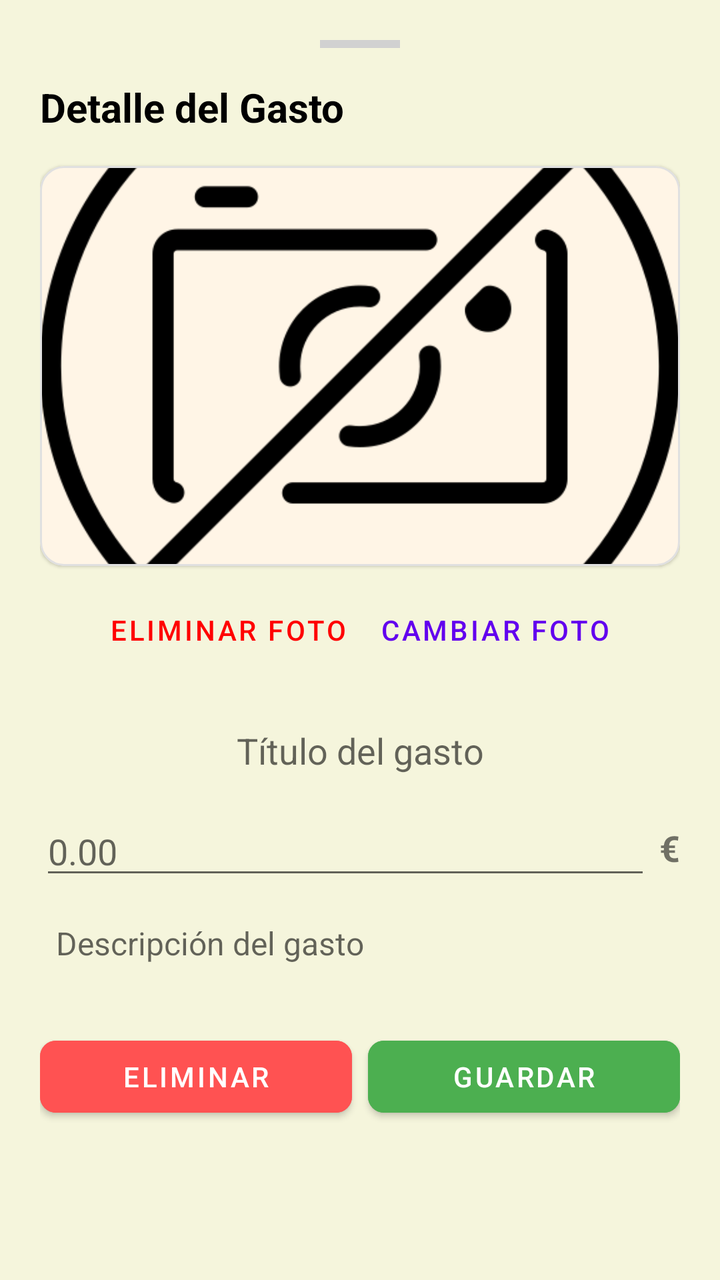
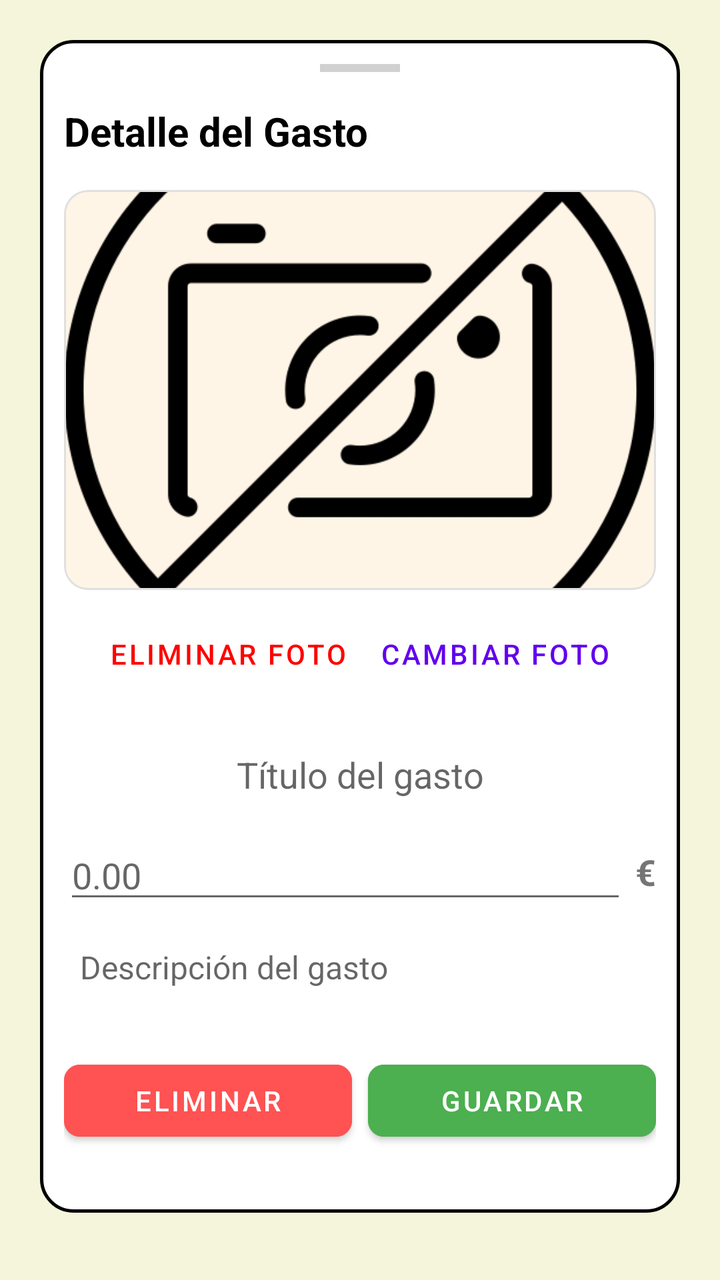

The first picture is an Android layout as it rendered before a commit; the second is the same layout after the commit. The layout source and the unified diff follow.
<!-- AndroidManifest.xml: application theme Theme.MiCerdito -->
<!-- res/layout/item_gasto_detallado_calendario.xml -->
<?xml version="1.0" encoding="utf-8"?>
<androidx.core.widget.NestedScrollView xmlns:android="http://schemas.android.com/apk/res/android"
    xmlns:app="http://schemas.android.com/apk/res-auto"
    android:layout_width="match_parent"
    android:layout_height="wrap_content"
    android:padding="20dp">

    <LinearLayout
        android:layout_width="match_parent"
        android:layout_height="wrap_content"
        android:orientation="vertical">

        <View
            android:layout_width="40dp"
            android:layout_height="4dp"
            android:layout_gravity="center"
            android:layout_marginBottom="16dp"
            android:background="#D1D1D1" />

        <TextView
            android:layout_width="wrap_content"
            android:layout_height="wrap_content"
            android:layout_marginBottom="16dp"
            android:text="Detalle del Gasto"
            android:textColor="@android:color/black"
            android:textSize="20sp"
            android:textStyle="bold" />

        <com.google.android.material.card.MaterialCardView
            android:layout_width="match_parent"
            android:layout_height="200dp"
            android:layout_marginBottom="8dp"
            app:cardCornerRadius="12dp"
            app:strokeColor="#E0E0E0"
            app:strokeWidth="1dp">

            <ImageView
                android:id="@+id/ivFotoTicket"
                android:layout_width="match_parent"
                android:layout_height="match_parent"
                android:scaleType="centerCrop"
                android:src="@drawable/ic_sin_foto" />
        </com.google.android.material.card.MaterialCardView>

        <LinearLayout
            android:layout_width="wrap_content"
            android:layout_height="wrap_content"
            android:layout_gravity="center"
            android:layout_marginBottom="16dp"
            android:orientation="horizontal">

            <Button
                android:id="@+id/btnEliminarFoto"
                style="@style/Widget.MaterialComponents.Button.TextButton"
                android:layout_width="wrap_content"
                android:layout_height="wrap_content"
                android:text="Eliminar Foto"
                android:textColor="#FF0000" />

            <Button
                android:id="@+id/btnCambiarFoto"
                style="@style/Widget.MaterialComponents.Button.TextButton"
                android:layout_width="wrap_content"
                android:layout_height="wrap_content"
                android:text="Cambiar Foto"
                android:textColor="@color/design_default_color_primary" />

        </LinearLayout>

        <EditText
            android:id="@+id/etTituloDetalle"
            android:layout_width="match_parent"
            android:layout_height="wrap_content"
            android:background="@null"
            android:gravity="center"
            android:hint="Título del gasto"
            android:inputType="textCapSentences"
            android:padding="8dp"
            android:textSize="18sp" />

        <LinearLayout
            android:layout_width="match_parent"
            android:layout_height="wrap_content"
            android:layout_marginTop="8dp"
            android:gravity="center_vertical"
            android:orientation="horizontal">

            <EditText
                android:id="@+id/etImporteDetalle"
                android:layout_width="0dp"
                android:layout_height="wrap_content"
                android:layout_weight="1"
                android:hint="0.00"
                android:inputType="numberDecimal" />

            <TextView
                android:layout_width="wrap_content"
                android:layout_height="wrap_content"
                android:text=" €"
                android:textSize="18sp"
                android:textStyle="bold" />
        </LinearLayout>

        <EditText
            android:id="@+id/etDescripcionDetalle"
            android:layout_width="match_parent"
            android:layout_height="wrap_content"
            android:layout_marginTop="8dp"
            android:background="@null"
            android:hint="Descripción del gasto"
            android:inputType="textMultiLine"
            android:padding="8dp"
            android:textColor="#757575"
            android:textSize="16sp" />

        <LinearLayout
            android:layout_width="match_parent"
            android:layout_height="wrap_content"
            android:layout_marginTop="24dp"
            android:orientation="horizontal"
            android:weightSum="2">

            <Button
                android:id="@+id/btnEliminarGasto"
                android:layout_width="0dp"
                android:layout_height="wrap_content"
                android:layout_marginEnd="8dp"
                android:layout_weight="1"
                android:backgroundTint="#FF5252"
                android:text="Eliminar"
                app:cornerRadius="8dp" />

            <Button
                android:id="@+id/btnGuardarCambios"
                android:layout_width="0dp"
                android:layout_height="wrap_content"
                android:layout_weight="1"
                android:backgroundTint="#4CAF50"
                android:text="Guardar"
                app:cornerRadius="8dp" />
        </LinearLayout>

        <View
            android:layout_width="match_parent"
            android:layout_height="20dp" />
    </LinearLayout>
</androidx.core.widget.NestedScrollView>
<!-- resources referenced by this layout -->
<resources>
  <!-- drawable ic_sin_foto: png bitmap (drawable, 19051 bytes) -->
  <style name="Theme.MiCerdito" parent="Theme.MaterialComponents.DayNight.NoActionBar">
          <item name="colorPrimary">@color/rosa_cerdito</item>
          <item name="colorSecondary">@color/verde_exito</item>
  
          <item name="android:windowBackground">@color/beige_claro</item>
          <item name="colorSurface">@color/background_beige</item>
  
          <item name="android:textColorPrimary">@color/texto_negro</item>
          <item name="colorOnSurface">@color/texto_negro</item>
      </style>
  <color name="rosa_cerdito">#FFC0CB</color>
  <color name="verde_exito">#161D16</color>
  <color name="beige_claro">#F5F5DC</color>
  <color name="background_beige">#FFF5E6</color>
  <color name="texto_negro">#000000</color>
</resources>

<!-- the commit's change to res/layout/item_gasto_detallado_calendario.xml (unified diff, before → after) -->
@@ -8,6 +8,7 @@
     <LinearLayout
         android:layout_width="match_parent"
         android:layout_height="wrap_content"
+        android:background="@drawable/card_background"
         android:orientation="vertical">
 
         <View
<!-- resource entries referenced after the edit -->
@@ -1,5 +1,22 @@
 <!-- resources referenced by this layout -->
 <resources>
+  <!-- drawable card_background (drawable) -->
+  <shape xmlns:android="http://schemas.android.com/apk/res/android">
+  
+      <solid android:color="@color/texto_blanco"/>
+  
+      <stroke
+          android:width="1.5dp"
+          android:color="@color/texto_negro"/>
+  
+      <corners android:radius="16dp"/>
+  
+      <padding
+          android:left="12dp"
+          android:top="12dp"
+          android:right="12dp"
+          android:bottom="12dp"/>
+  </shape>
   <!-- drawable ic_sin_foto: png bitmap (drawable, 19051 bytes) -->
   <style name="Theme.MiCerdito" parent="Theme.MaterialComponents.DayNight.NoActionBar">
           <item name="colorPrimary">@color/rosa_cerdito</item>
@@ -11,6 +28,7 @@
           <item name="android:textColorPrimary">@color/texto_negro</item>
           <item name="colorOnSurface">@color/texto_negro</item>
       </style>
+  <color name="texto_blanco">#FFFFFF</color>
   <color name="rosa_cerdito">#FFC0CB</color>
   <color name="verde_exito">#161D16</color>
   <color name="beige_claro">#F5F5DC</color>
